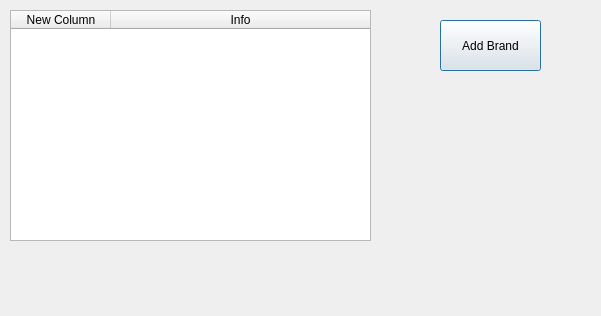
First picture: the form in dialogbrand.ui, repository DmitriiKJ/FinalProject, before the edit.
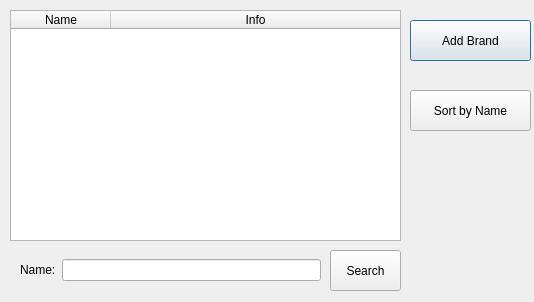
Second picture: the form after the edit.

Commit message: Add buttons in Buy and Brand

```diff
--- a/dialogbrand.ui
+++ b/dialogbrand.ui
@@ -6,8 +6,8 @@
    <rect>
     <x>0</x>
     <y>0</y>
-    <width>601</width>
-    <height>316</height>
+    <width>534</width>
+    <height>302</height>
    </rect>
   </property>
   <property name="windowTitle">
@@ -18,7 +18,7 @@
     <rect>
      <x>10</x>
      <y>10</y>
-     <width>361</width>
+     <width>391</width>
      <height>231</height>
     </rect>
    </property>
@@ -27,7 +27,7 @@
    </attribute>
    <column>
     <property name="text">
-     <string>New Column</string>
+     <string>Name</string>
     </property>
    </column>
    <column>
@@ -39,16 +39,64 @@
   <widget class="QPushButton" name="pushButton_add">
    <property name="geometry">
     <rect>
-     <x>440</x>
+     <x>410</x>
      <y>20</y>
-     <width>101</width>
-     <height>51</height>
+     <width>121</width>
+     <height>41</height>
     </rect>
    </property>
    <property name="text">
     <string>Add Brand</string>
    </property>
   </widget>
+  <widget class="QPushButton" name="pushButton_sort">
+   <property name="geometry">
+    <rect>
+     <x>410</x>
+     <y>90</y>
+     <width>121</width>
+     <height>41</height>
+    </rect>
+   </property>
+   <property name="text">
+    <string>Sort by Name</string>
+   </property>
+  </widget>
+  <widget class="QPushButton" name="pushButton_search">
+   <property name="geometry">
+    <rect>
+     <x>330</x>
+     <y>250</y>
+     <width>71</width>
+     <height>41</height>
+    </rect>
+   </property>
+   <property name="text">
+    <string>Search</string>
+   </property>
+  </widget>
+  <widget class="QWidget" name="">
+   <property name="geometry">
+    <rect>
+     <x>20</x>
+     <y>250</y>
+     <width>301</width>
+     <height>41</height>
+    </rect>
+   </property>
+   <layout class="QGridLayout" name="gridLayout">
+    <item row="0" column="0">
+     <widget class="QLabel" name="label">
+      <property name="text">
+       <string>Name:</string>
+      </property>
+     </widget>
+    </item>
+    <item row="0" column="1">
+     <widget class="QLineEdit" name="lineEdit_name"/>
+    </item>
+   </layout>
+  </widget>
  </widget>
  <resources/>
  <connections/>
```
The commit also changes 5 other files.
